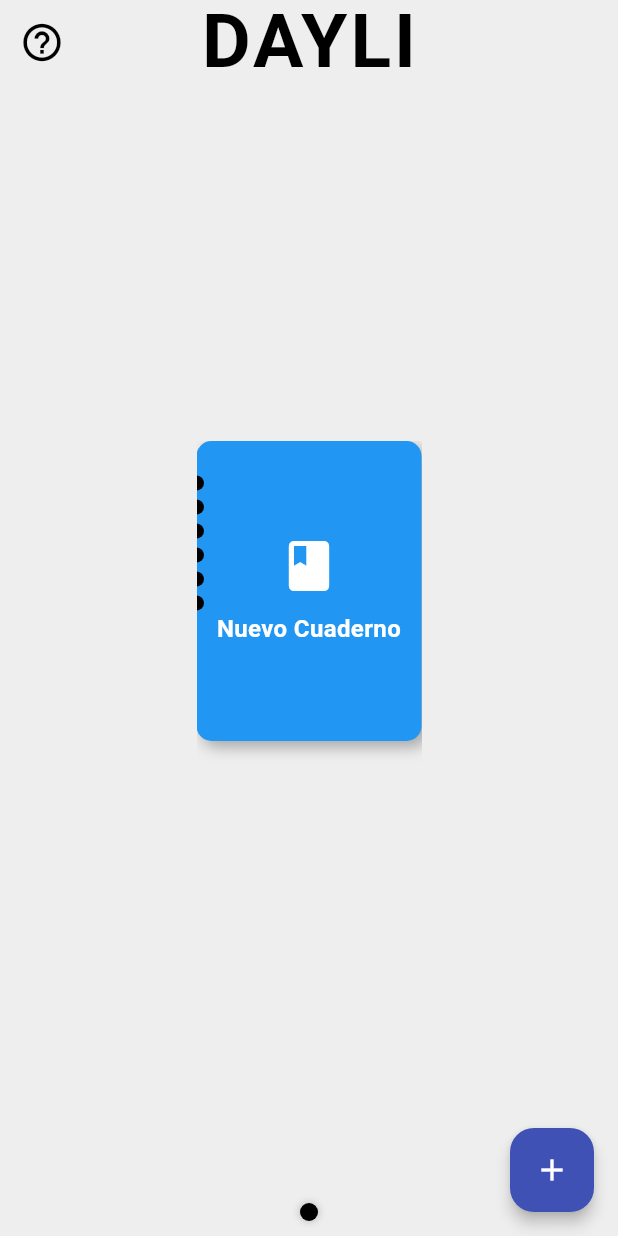
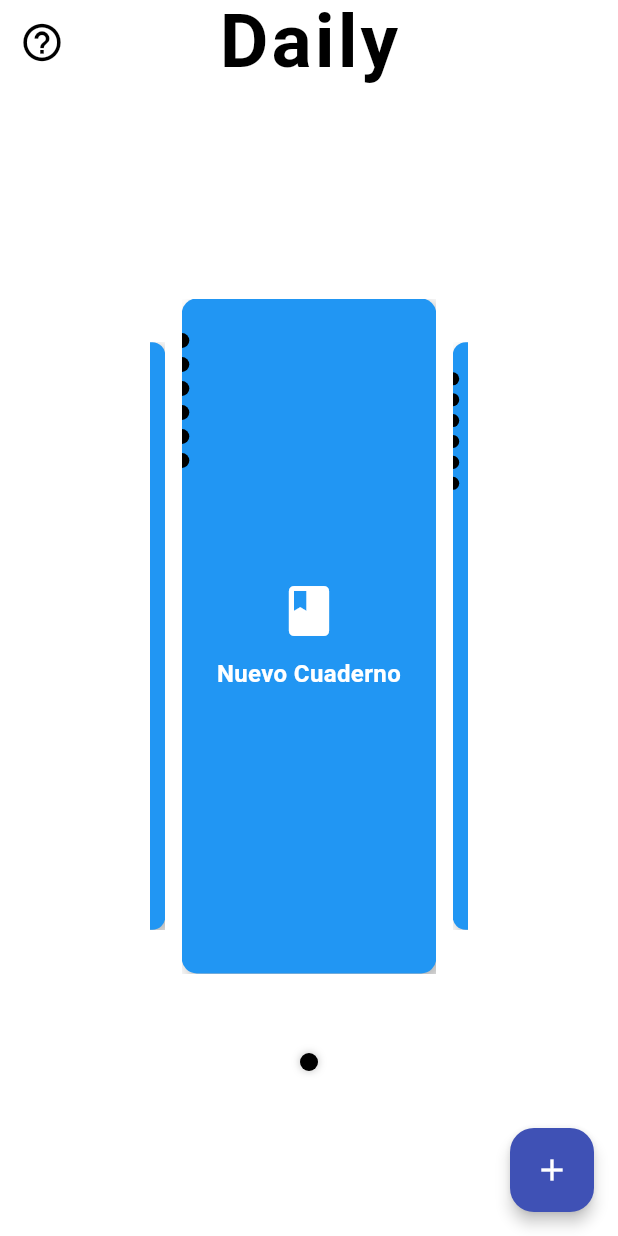
Before and after one commit to InfiniteUT/DAYLI-PRUEBA, a Flutter app: the HomeScreen screen opened directly, after a tap on the "add" icon, on a phone screen of 412 x 824 dp. Run offline on Flutter 3.47's test engine with Material 3 defaults, Android fonts, the light colour scheme and no system bars; drawn by our look-alikes of carousel_slider; our stand-ins replace shared_preferences; accounts and stored records are empty; Roboto replaces fonts that are missing (MagicRetro).

Commit message:
Uli Daily Update

```diff
--- /dev/null
+++ b/lib/screens/book_card.dart
@@ -0,0 +1 @@
+// TODO Implement this library.
--- a/lib/screens/home_screen.dart
+++ b/lib/screens/home_screen.dart
@@ -4,8 +4,7 @@
 import '../models/book.dart';
 import '../widgets/book_card.dart';
 import 'book_screen.dart';
-
-
+import 'login_screen.dart';
 
 typedef Books = List<Book>;
 
@@ -13,10 +12,12 @@
   const HomeScreen({super.key});
 
   @override
+  // ignore: library_private_types_in_public_api
   _HomeScreenState createState() => _HomeScreenState();
 }
 
 class _HomeScreenState extends State<HomeScreen> {
+  String _userName = "Usuario";
   List<Book> books = [];
   int _currentIndex = 0;
 
@@ -60,12 +61,61 @@
     Icons.computer,
     Icons.memory,
     Icons.smartphone,
+    Icons.auto_awesome,
+    Icons.sports_esports,
+    Icons.sports_soccer,
+    Icons.sports_basketball,
+    Icons.sports_tennis,
+    Icons.sports_volleyball,
+    Icons.sports_rugby,
+    Icons.sports_cricket,
+    Icons.star,
+    Icons.star_border,
+    Icons.star_half,
+    Icons.favorite,
+    Icons.favorite_border,
+    Icons.thumb_up,
+    Icons.thumb_down,
+    Icons.thumb_up_alt,
   ];
 
   @override
   void initState() {
     super.initState();
     _loadBooks();
+    WidgetsBinding.instance.addPostFrameCallback((_) {
+    _loadUserName();
+    _checkUserName();
+  });
+  }
+
+  Future<void> _checkUserName() async {
+  final SharedPreferences prefs = await SharedPreferences.getInstance();
+  String? savedName = prefs.getString('userName');
+  if (savedName == null) {
+    String? userName = await Navigator.push(
+      context,
+      MaterialPageRoute(builder: (context) =>  LoginScreen()),
+    );
+    if (userName != null) {
+      setState(() {
+        _userName = userName;
+      });
+    }
+  } else {
+    setState(() {
+      _userName = savedName;
+    });
+  }
+}
+
+  Future<void> _loadUserName() async {
+  final SharedPreferences prefs = await SharedPreferences.getInstance();
+  String? savedName = prefs.getString('userName');
+  print("Nombre cargado: $savedName");  // <---- DEBUG
+  setState(() {
+    _userName = savedName ?? "Usuario";
+  });
 }
 
   Future<void> _loadBooks() async {
@@ -89,7 +139,8 @@
   Future<void> _saveBooks() async {
     final SharedPreferences prefs = await SharedPreferences.getInstance();
     final List<String> bookData = books.map((book) {
-      return '${book.title}|${book.color.value}|${book.content}|${availableIcons.indexOf(book.icon)}';
+      // ignore: deprecated_member_use
+      return '${book.title}|${book.color}|${book.content}|${availableIcons.indexOf(book.icon)}';
     }).toList();
     await prefs.setStringList('books', bookData);
   }
@@ -136,8 +187,16 @@
                   ),
                 ),
                 const SizedBox(height: 10),
+                const Align(
+                  alignment: Alignment.centerLeft,
+                  child: Text(
+                  'Colors:',
+                  style: TextStyle(fontSize: 16),
+                  ),
+                ),
+                const SizedBox(height: 10),
                 Wrap(
-                  spacing: 8,
+                  spacing: 10,
                   children: availableColors.map((color) {
                   return GestureDetector(
                     onTap: () {
@@ -145,15 +204,25 @@
                       selectedColor = color;
                     });
                     },
+                    child: Padding(
+                    padding: const EdgeInsets.only(bottom: 5),
                     child: CircleAvatar(
                       backgroundColor: color,
                       radius: 15,
                       child: selectedColor == color
-                            ? const Icon(Icons.check, color: Colors.white)
+                        ? const Icon(Icons.check, color: Color.fromARGB(255, 255, 255, 255))
                         : null,
+                    ),
                     ),
                   );
                   }).toList(),
+                ),
+                const Align(
+                  alignment: Alignment.centerLeft,
+                  child: Text(
+                  'Icons:',
+                  style: TextStyle(fontSize: 16),
+                  ),
                 ),
                 const SizedBox(height: 10),
                 Wrap(
@@ -232,9 +301,11 @@
   Widget build(BuildContext context) {
     return Scaffold(
       appBar: AppBar(
-   title: Text(
-  'DAYLI',
-  style: const TextStyle(
+        title: Column(
+          children: [
+             Text(
+              'Daily',
+              style: TextStyle(
                 fontFamily: 'MagicRetro',
                 fontSize: 50,
                 fontWeight: FontWeight.bold,
@@ -242,7 +313,8 @@
                 letterSpacing: 2,
               ),
             ),
-
+          ],
+        ),
         centerTitle: true,
         backgroundColor: Colors.transparent,
         elevation: 0,
@@ -268,17 +340,27 @@
 
 ),
 
-    body: books.isEmpty
-    ? const Center(
-        child: Text(
-          'Crea un Diario',
-          style: TextStyle(fontSize: 20, fontWeight: FontWeight.bold, color: Colors.grey),
+    body: Padding(
+      padding:  EdgeInsets.all(100.0),
+      child: books.isEmpty
+        ?  Center(
+          child: Column(
+            mainAxisAlignment: MainAxisAlignment.center,
+            children: [
+              Text(
+                '¡Bienvenido a Daily $_userName!',
+                style: TextStyle(fontSize: 20, fontWeight: FontWeight.bold, color: Color.fromARGB(255, 158, 158, 158)),
+              ),
+              Text(
+                'Crea un nuevo diario',
+                style: TextStyle(fontSize: 20, fontWeight: FontWeight.bold, color: Color.fromARGB(255, 158, 158, 158)),
+              ),
+            ],
           ),
         )
-
         : Column(
             children: [
-          const SizedBox(height: 50), // Espaciado superior para centrar mejor
+              const SizedBox(height: 10), // Espaciado superior para centrar mejor
               Expanded(
                 child: CarouselSlider.builder(
                   itemCount: books.length,
@@ -297,7 +379,7 @@
                     );
                   },
                   options: CarouselOptions(
-                height: 300, // Ajuste de altura para centrar mejor
+                    height: 450, // Ajuste de altura para centrar mejor
                     enlargeCenterPage: true,
                     autoPlay: books.length > 1,
                     onPageChanged: (index, reason) {
@@ -330,6 +412,7 @@
               ),
             ],
           ),
+    ),
       floatingActionButton: FloatingActionButton(
         onPressed: _addBook,
         child: const Icon(Icons.add),
--- a/lib/widgets/book_card.dart
+++ b/lib/widgets/book_card.dart
@@ -21,13 +21,14 @@
       child: Stack(
         children: [
           Container(
-            width: 150,
-            height: 200,
+            width: 400,
+            height: 900,
             decoration: BoxDecoration(
               color: book.color,
               borderRadius: BorderRadius.circular(10),
               boxShadow: [
                 BoxShadow(
+                  // ignore: deprecated_member_use
                   color: Colors.black.withOpacity(0.3),
                   offset: Offset(4, 4),
                   blurRadius: 8,
```
Also changed, not shown: lib/main.dart (+6 -2 lines), lib/screens/book_screen.dart (+6 -5 lines), lib/screens/login_screen.dart (added, +55 -0 lines), 3 other files. Lines whose indentation alone changed are shown as unchanged.
